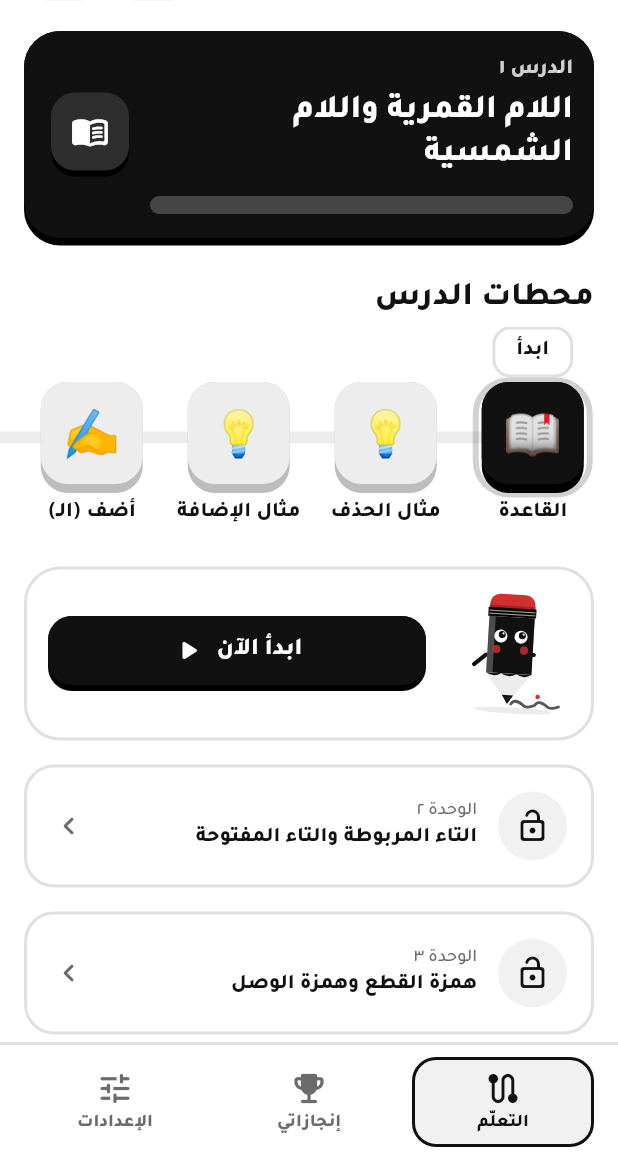
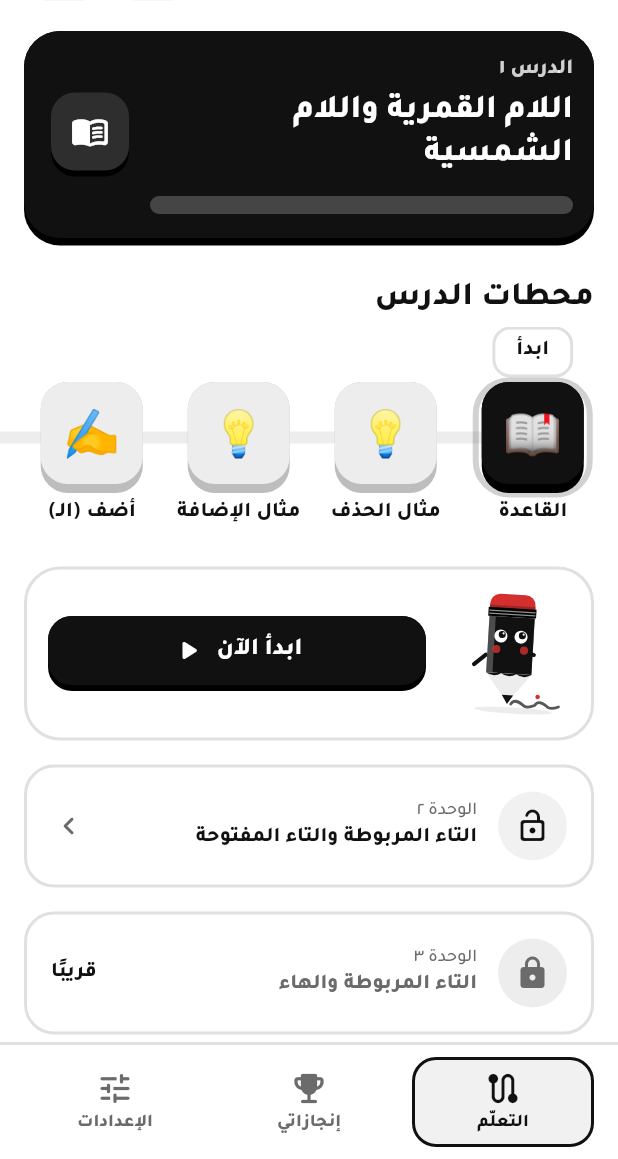
Before and after one commit to alansaria2026/imlaa-app, a Flutter app: the screen it shows after launch, on a phone screen of 412 x 824 dp, the part 77-1236 px from its top. Run offline on Flutter 3.47's test engine with Material 3 defaults, Android fonts, the phone set to English and light mode, and no system bars; our stand-ins replace audioplayers, flutter_tts, shared_preferences.

Commit message:
ترتيب مسار الدروس حسب قائمة عناوين الدروس الخمسة عشر
- الدروس الجاهزة بترتيبها الجديد: اللام القمرية والشمسية (١)، التاء
  المربوطة والمفتوحة (٢)، الألف اللينة في الأسماء (٤)، همزة القطع
  والوصل (٦) قبل الهمزة المتوسطة.
- «الألف اللينة» صار «الألف اللينة في الأسماء».
- الدروس القادمة تظهر في مكانها من المسار مقفلة بعلامة «قريبًا».

Co-Authored-By: Claude Opus 5.5 <noreply@anthropic.com>
Claude-Session: https://claude.ai/code/session_01SAPmYhEfmN8W1tWMnYWKN2

```diff
--- a/lib/data/alif_lesson.dart
+++ b/lib/data/alif_lesson.dart
@@ -3,7 +3,7 @@
 library;
 
 const alifLessonId = 'alif';
-const alifLessonTitle = 'الألف اللينة';
+const alifLessonTitle = 'الألف اللينة في الأسماء';
 
 /// حركة أول الاسم الثلاثي.
 enum FirstVowel {
--- a/lib/lesson/lessons.dart
+++ b/lib/lesson/lessons.dart
@@ -34,6 +34,8 @@ class LessonDef {
   final Widget? rule;
 }
 
+/// الدروس الجاهزة بترتيب المسار؛ [LessonDef.unit] رقم الدرس في المسار كله
+/// مع الدروس القادمة ([upcomingLessons]).
 final lessons = [
   const LessonDef(
     id: lamLessonId,
@@ -49,19 +51,34 @@ final lessons = [
     rule: TaaRuleContent(),
   ),
   const LessonDef(
-    id: hamzaLessonId,
-    title: hamzaLessonTitle,
-    unit: 3,
-    build: buildHamzaLessonPages,
-    rule: HamzaRuleContent(),
-  ),
-  const LessonDef(
     id: alifLessonId,
     title: alifLessonTitle,
     unit: 4,
     build: buildAlifLessonPages,
     rule: AlifRuleContent(),
   ),
+  const LessonDef(
+    id: hamzaLessonId,
+    title: hamzaLessonTitle,
+    unit: 6,
+    build: buildHamzaLessonPages,
+    rule: HamzaRuleContent(),
+  ),
+];
+
+/// دروس المسار التي لم تُبنَ بعد: (رقمها في المسار، عنوانها)، وتظهر «قريبًا».
+const upcomingLessons = [
+  (3, 'التاء المربوطة والهاء'),
+  (5, 'الألف اللينة في الأفعال'),
+  (7, 'الهمزة المتوسطة'),
+  (8, 'الهمزة المتطرفة'),
+  (9, 'واو الجماعة'),
+  (10, 'الواو الأصلية في الفعل'),
+  (11, 'واو الجمع'),
+  (12, 'اتصال (ما) بـ(كل)'),
+  (13, 'اتصال (ما) بحروف الجر'),
+  (14, 'اتصال (مِن) بـ(مَن)'),
+  (15, 'اتصال (عن) بـ(مَن)'),
 ];
 
 /// الدرس بمعرّفه، أو درس اللام إن لم يوجد.
--- a/lib/screens/learn_tab.dart
+++ b/lib/screens/learn_tab.dart
@@ -43,12 +43,17 @@ class _LearnTabState extends State<LearnTab> {
     // الدرس المعروض بمحطاته (آخر وحدة اختارها الطالب)؛ بقية الدروس بطاقات
     // مختصرة تُفتح بالضغط.
     final selected = lessonById(app.selectedLesson ?? lessons.first.id).id;
+    // الدروس الجاهزة والقادمة معًا بترتيب المسار.
+    final path = <(int, LessonDef?, String)>[
+      for (final l in lessons) (l.unit, l, l.title),
+      for (final (unit, title) in upcomingLessons) (unit, null, title),
+    ]..sort((a, b) => a.$1.compareTo(b.$1));
     return CustomScrollView(
       slivers: [
         SliverToBoxAdapter(child: _TopBar(app: app)),
-        for (final lesson in lessons)
+        for (final (unit, lesson, title) in path)
           SliverToBoxAdapter(
-            child: lesson.id == selected
+            child: lesson != null && lesson.id == selected
                 ? _LessonSection(
                     key: ValueKey(lesson.id),
                     lesson: lesson,
@@ -58,21 +63,18 @@ class _LearnTabState extends State<LearnTab> {
                 : Padding(
                     padding: const EdgeInsets.fromLTRB(16, 16, 16, 0),
                     child: _UnitCard(
-                      key: ValueKey('unit-${lesson.id}'),
-                      number: lesson.unit,
-                      title: lesson.title,
-                      onTap: () => app.selectLesson(lesson.id),
+                      key: lesson == null
+                          ? null
+                          : ValueKey('unit-${lesson.id}'),
+                      number: unit,
+                      title: title,
+                      onTap: lesson == null
+                          ? null
+                          : () => app.selectLesson(lesson.id),
                     ),
                   ),
           ),
-        const SliverPadding(
-          padding: EdgeInsets.fromLTRB(16, 12, 16, 32),
-          sliver: SliverList(
-            delegate: SliverChildListDelegate.fixed([
-              _UnitCard(number: 5, title: 'الهمزة المتوسطة والمتطرفة'),
-            ]),
-          ),
-        ),
+        const SliverToBoxAdapter(child: SizedBox(height: 32)),
       ],
     );
   }
```
Also changed, not shown: 2 other files.
